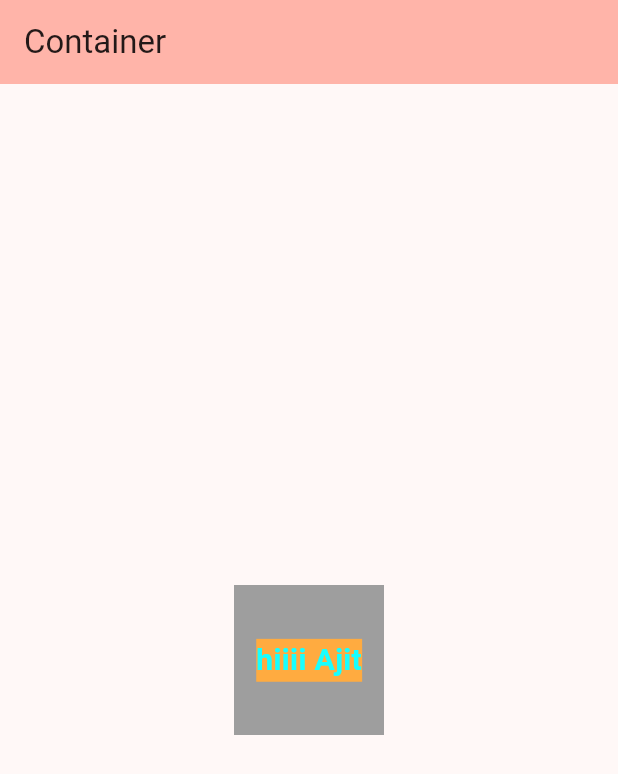
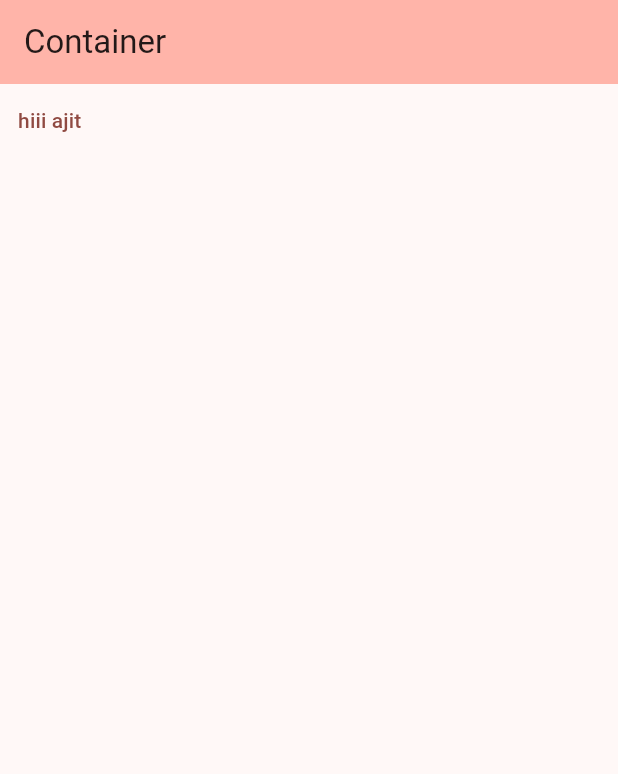
Before and after one commit to ajitlenka30/firstapp, a Flutter app: the screen it shows after launch, on a phone screen of 412 x 824 dp. Shown: the top 774 px of the screen. Run offline on Flutter 3.47's test engine with Material 2 defaults, Android fonts, the phone set to English and light mode, and no system bars.

Commit message:
text button

```diff
--- a/lib/main.dart
+++ b/lib/main.dart
@@ -1,3 +1,4 @@
+import 'package:flutter/foundation.dart';
 import 'package:flutter/material.dart';
 
 void main() {
@@ -38,20 +39,12 @@ class _MyHomePageState extends State<MyHomePage> {
         backgroundColor: Theme.of(context).colorScheme.inversePrimary,
         title: Text(widget.title),
       ),
-      body: Center(
-        child: Container (
-            width: 100,
-            height: 100,
-            color: Colors.grey,
-            child: const Center(child: Text('hiiii Ajit', style: TextStyle(
-                fontSize: 20,
-                color: Colors.cyanAccent,
-                backgroundColor: Colors.orangeAccent,
-                fontWeight: FontWeight.bold
-            ),
-            ),
-            ),
-        ),)
+      body: TextButton(
+        child: const Text('hiii ajit'),
+        onPressed: (){
+          print('hiii text button working');
+        },
+      )
     ); // This trailing comma makes auto-formatting nicer for build methods.
   }
 }
```
